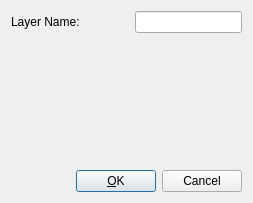
First picture: the form in src/ui/forms/qg_layerdialog.ui, repository LibreCAD/LibreCAD, before the edit.
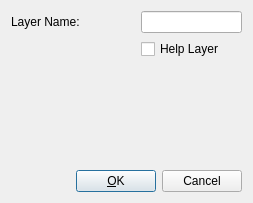
Second picture: the form after the edit. Custom widgets are drawn as their Qt base class.

Commit message: Merging of "Help Layer" implementation Feature Request: 3442760 Squashed commit of the following:

Diff of the .ui file:
```diff
--- a/src/ui/forms/qg_layerdialog.ui
+++ b/src/ui/forms/qg_layerdialog.ui
@@ -25,16 +25,8 @@
     <property name="sizeGripEnabled">
       <bool>false</bool>
     </property>
-    <layout class="QVBoxLayout">
-      <property name="margin">
-        <number>11</number>
-      </property>
-      <property name="spacing">
-        <number>6</number>
-      </property>
-      <item>
-        <layout class="QHBoxLayout">
-          <item>
+  <layout class="QGridLayout" name="gridLayout">
+   <item row="0" column="0">
             <widget class="QLabel" name="lName">
               <property name="frameShape">
                 <enum>QFrame::NoFrame</enum>
@@ -50,35 +42,44 @@
               </property>
             </widget>
           </item>
-          <item>
+   <item row="0" column="1">
             <spacer name="spacer87">
-              <property name="sizeHint">
-                <size>
-                  <width>51</width>
-                  <height>21</height>
-                </size>
-              </property>
-              <property name="sizeType">
-                <enum>QSizePolicy::Expanding</enum>
-              </property>
               <property name="orientation">
                 <enum>Qt::Horizontal</enum>
               </property>
-            </spacer>
-          </item>
-          <item>
+     <property name="sizeType">
+      <enum>QSizePolicy::Expanding</enum>
+     </property>
+     <property name="sizeHint" stdset="0">
+      <size>
+       <width>5</width>
+       <height>16</height>
+      </size>
+     </property>
+    </spacer>
+   </item>
+   <item row="0" column="2">
             <widget class="QLineEdit" name="leName">
               <property name="text">
                 <string/>
               </property>
             </widget>
           </item>
-        </layout>
-      </item>
-      <item>
-        <widget class="QG_WidgetPen" name="wPen"/>
-      </item>
-      <item>
+   <item row="1" column="2">
+    <widget class="QCheckBox" name="cbHelpLayer">
+     <property name="toolTip">
+      <string>A Help Layer has entities of infinite straight lines intended to be used for geometric construction.
+The contents of a Help Layer should not appear in printout.</string>
+     </property>
+     <property name="text">
+      <string>Help Layer</string>
+     </property>
+    </widget>
+   </item>
+   <item row="2" column="0" colspan="3">
+    <widget class="QG_WidgetPen" name="wPen" native="true"/>
+   </item>
+   <item row="3" column="0" colspan="3">
         <layout class="QHBoxLayout">
           <item>
             <spacer name="spacer1">
```
Left out of the diff: 61 changed lines with no effect on the pictures. Lines whose indentation alone changed are shown as unchanged. The commit also changes 20 other files.
